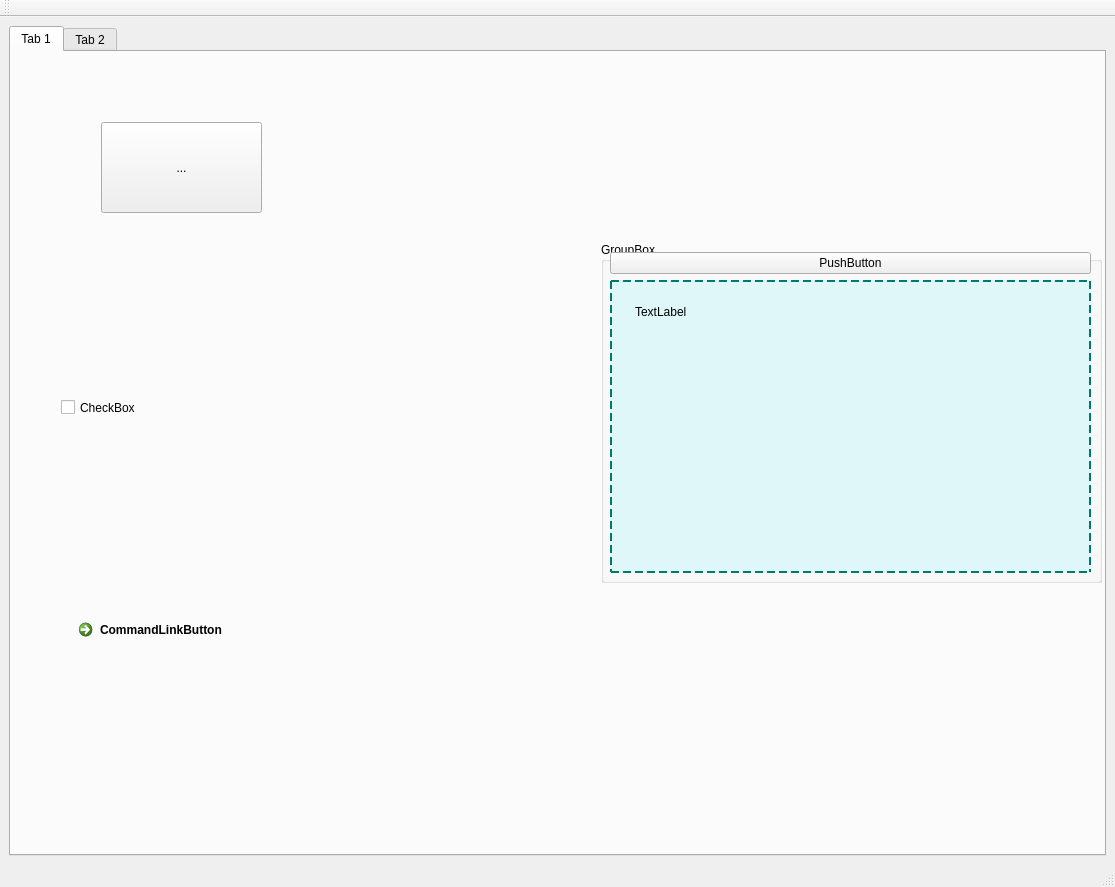
Before: the Qt Designer form untitled.ui in U2kill/ProjectFolder, drawn with Qt 5.
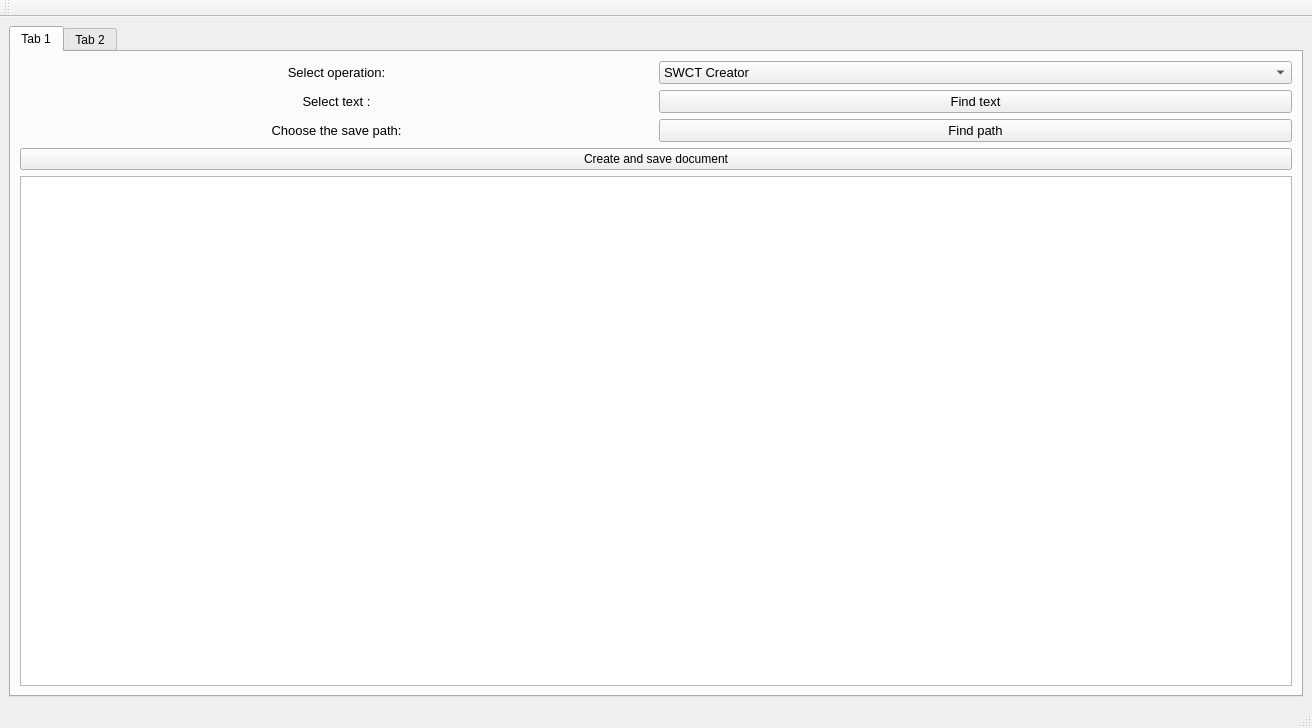
After: the same form once the commit is applied.

Commit message: обновил ui

Patch:
```diff
--- a/untitled.ui
+++ b/untitled.ui
@@ -6,8 +6,8 @@
    <rect>
     <x>0</x>
     <y>0</y>
-    <width>1115</width>
-    <height>887</height>
+    <width>1312</width>
+    <height>728</height>
    </rect>
   </property>
   <property name="windowTitle">
@@ -24,101 +24,140 @@
        <attribute name="title">
         <string>Tab 1</string>
        </attribute>
-       <widget class="QGroupBox" name="groupBox">
-        <property name="geometry">
-         <rect>
-          <x>590</x>
-          <y>190</y>
-          <width>501</width>
-          <height>341</height>
-         </rect>
-        </property>
-        <property name="title">
-         <string>GroupBox</string>
-        </property>
-        <widget class="QWidget" name="verticalLayoutWidget">
-         <property name="geometry">
-          <rect>
-           <x>9</x>
-           <y>10</y>
-           <width>481</width>
-           <height>321</height>
-          </rect>
-         </property>
-         <layout class="QVBoxLayout" name="verticalLayout_2">
-          <item>
-           <widget class="QPushButton" name="pushButton_2">
-            <property name="text">
-             <string>PushButton</string>
-            </property>
-           </widget>
-          </item>
-          <item>
+       <layout class="QVBoxLayout" name="verticalLayout_3">
+        <item>
+         <layout class="QGridLayout" name="gridLayout">
+          <item row="0" column="0">
            <widget class="QLabel" name="label">
-            <property name="styleSheet">
-             <string notr="true">background-color: #e0f7fa;
-border: 2px dashed #00796b;
-padding: 20px;</string>
+            <property name="enabled">
+             <bool>true</bool>
             </property>
-            <property name="frameShape">
-             <enum>QFrame::NoFrame</enum>
+            <property name="font">
+             <font>
+              <pointsize>10</pointsize>
+             </font>
             </property>
-            <property name="midLineWidth">
-             <number>4</number>
+            <property name="text">
+             <string>Select operation:</string>
             </property>
+            <property name="alignment">
+             <set>Qt::AlignCenter</set>
+            </property>
+           </widget>
+          </item>
+          <item row="0" column="1">
+           <widget class="QComboBox" name="comboBox">
+            <property name="font">
+             <font>
+              <pointsize>10</pointsize>
+             </font>
+            </property>
+            <property name="layoutDirection">
+             <enum>Qt::LeftToRight</enum>
+            </property>
+            <item>
+             <property name="text">
+              <string>SWCT Creator</string>
+             </property>
+            </item>
+            <item>
+             <property name="text">
+              <string>Yamazumi Creator</string>
+             </property>
+            </item>
+            <item>
+             <property name="text">
+              <string>JES Creator</string>
+             </property>
+            </item>
+           </widget>
+          </item>
+          <item row="1" column="0">
+           <widget class="QLabel" name="label_2">
+            <property name="font">
+             <font>
+              <pointsize>10</pointsize>
+             </font>
+            </property>
             <property name="text">
-             <string>TextLabel</string>
+             <string>Select text :</string>
             </property>
-            <property name="textFormat">
-             <enum>Qt::PlainText</enum>
+            <property name="alignment">
+             <set>Qt::AlignCenter</set>
             </property>
+           </widget>
+          </item>
+          <item row="1" column="1">
+           <widget class="QPushButton" name="pushButton">
+            <property name="sizePolicy">
+             <sizepolicy hsizetype="Minimum" vsizetype="Maximum">
+              <horstretch>0</horstretch>
+              <verstretch>0</verstretch>
+             </sizepolicy>
+            </property>
+            <property name="font">
+             <font>
+              <pointsize>10</pointsize>
+             </font>
+            </property>
+            <property name="text">
+             <string>Find text</string>
+            </property>
+           </widget>
+          </item>
+          <item row="2" column="0">
+           <widget class="QLabel" name="label_3">
+            <property name="font">
+             <font>
+              <pointsize>10</pointsize>
+             </font>
+            </property>
+            <property name="text">
+             <string>Choose the save path:</string>
+            </property>
             <property name="alignment">
-             <set>Qt::AlignLeading|Qt::AlignLeft|Qt::AlignTop</set>
+             <set>Qt::AlignCenter</set>
+            </property>
+           </widget>
+          </item>
+          <item row="2" column="1">
+           <widget class="QPushButton" name="pushButton_2">
+            <property name="sizePolicy">
+             <sizepolicy hsizetype="Minimum" vsizetype="Maximum">
+              <horstretch>0</horstretch>
+              <verstretch>0</verstretch>
+             </sizepolicy>
+            </property>
+            <property name="font">
+             <font>
+              <pointsize>10</pointsize>
+             </font>
+            </property>
+            <property name="text">
+             <string>Find path</string>
             </property>
            </widget>
           </item>
          </layout>
-        </widget>
-       </widget>
-       <widget class="QToolButton" name="toolButton">
-        <property name="geometry">
-         <rect>
-          <x>90</x>
-          <y>70</y>
-          <width>161</width>
-          <height>91</height>
-         </rect>
-        </property>
-        <property name="text">
-         <string>...</string>
-        </property>
-       </widget>
-       <widget class="QCheckBox" name="checkBox">
-        <property name="geometry">
-         <rect>
-          <x>50</x>
-          <y>280</y>
-          <width>301</width>
-          <height>151</height>
-         </rect>
-        </property>
-        <property name="text">
-         <string>CheckBox</string>
-        </property>
-       </widget>
-       <widget class="QCommandLinkButton" name="commandLinkButton">
-        <property name="geometry">
-         <rect>
-          <x>60</x>
-          <y>560</y>
-          <width>185</width>
-          <height>41</height>
-         </rect>
-        </property>
-        <property name="text">
-         <string>CommandLinkButton</string>
-        </property>
-       </widget>
+        </item>
+        <item>
+         <widget class="QPushButton" name="pushButton_3">
+          <property name="text">
+           <string>Create and save document</string>
+          </property>
+         </widget>
+        </item>
+        <item>
+         <widget class="QTextEdit" name="textEdit">
+          <property name="sizePolicy">
+           <sizepolicy hsizetype="Preferred" vsizetype="Expanding">
+            <horstretch>0</horstretch>
+            <verstretch>0</verstretch>
+           </sizepolicy>
+          </property>
+         </widget>
+        </item>
+       </layout>
       </widget>
       <widget class="QWidget" name="tab_2">
        <attribute name="title">
```
Left out of the diff: 2 changed lines with no effect on the pictures. The commit also changes 1 other file.
